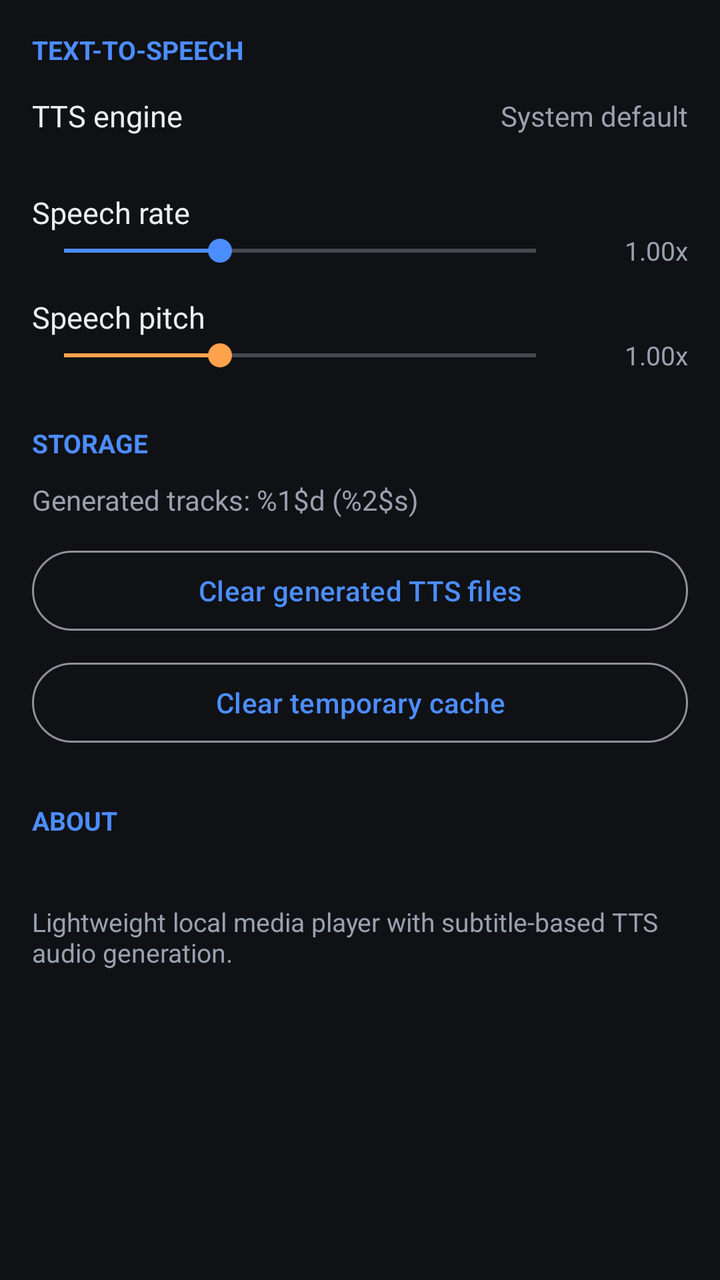
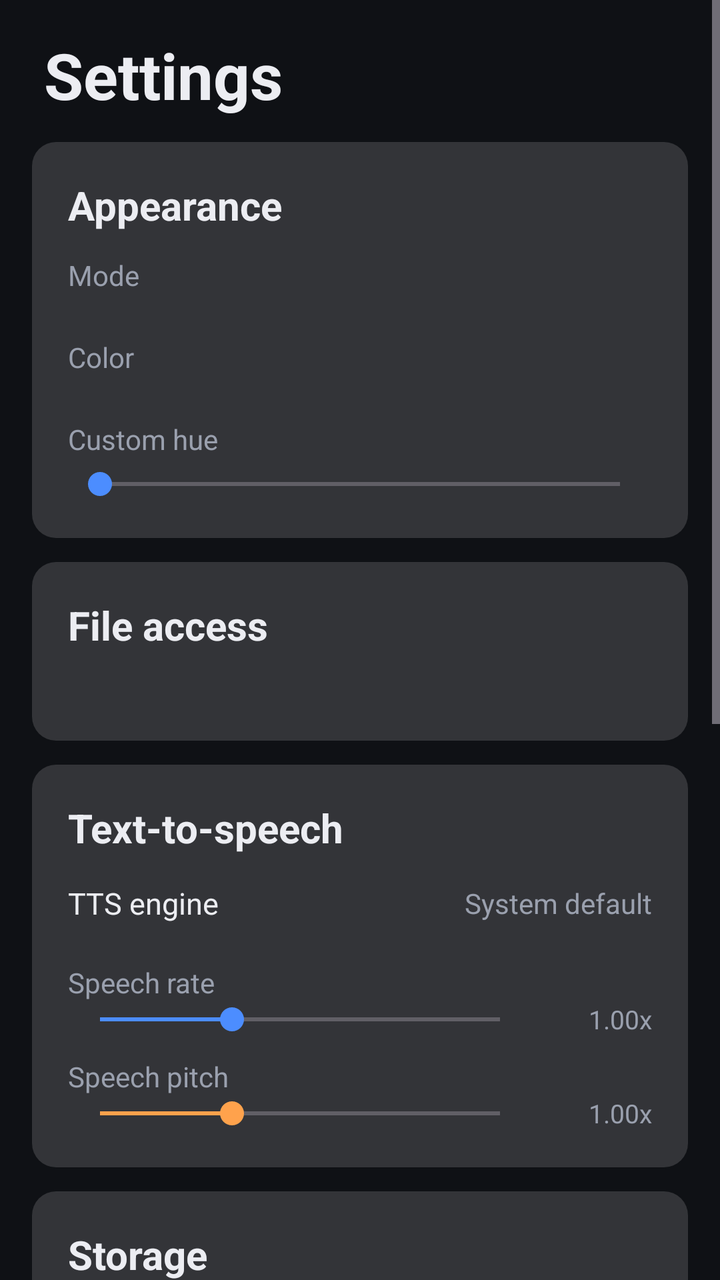

Screens rendered from an Android XML layout before and after an edit, with the pre-edit source and the edit as a unified diff.
<!-- AndroidManifest.xml: application theme Theme.LightPlayer -->
<!-- res/layout/fragment_settings.xml -->
<?xml version="1.0" encoding="utf-8"?>
<ScrollView xmlns:android="http://schemas.android.com/apk/res/android"
    android:layout_width="match_parent"
    android:layout_height="match_parent"
    android:background="@color/bg"
    android:fillViewport="true">

    <LinearLayout
        android:layout_width="match_parent"
        android:layout_height="wrap_content"
        android:orientation="vertical"
        android:padding="16dp">

        <TextView
            android:layout_width="wrap_content"
            android:layout_height="wrap_content"
            android:text="@string/settings_tts_header"
            android:textColor="@color/accent"
            android:textSize="13sp"
            android:textStyle="bold" />

        <LinearLayout
            android:id="@+id/engineRow"
            android:layout_width="match_parent"
            android:layout_height="wrap_content"
            android:background="?attr/selectableItemBackground"
            android:clickable="true"
            android:focusable="true"
            android:gravity="center_vertical"
            android:orientation="horizontal"
            android:paddingVertical="14dp">

            <TextView
                android:layout_width="0dp"
                android:layout_height="wrap_content"
                android:layout_weight="1"
                android:text="@string/settings_engine"
                android:textColor="@color/text_primary"
                android:textSize="15sp" />

            <TextView
                android:id="@+id/engineValue"
                android:layout_width="wrap_content"
                android:layout_height="wrap_content"
                android:text="@string/settings_default_engine"
                android:textColor="@color/text_secondary"
                android:textSize="14sp" />
        </LinearLayout>

        <TextView
            android:layout_width="wrap_content"
            android:layout_height="wrap_content"
            android:layout_marginTop="14dp"
            android:text="@string/settings_rate"
            android:textColor="@color/text_primary"
            android:textSize="15sp" />

        <LinearLayout
            android:layout_width="match_parent"
            android:layout_height="wrap_content"
            android:gravity="center_vertical"
            android:orientation="horizontal">

            <SeekBar
                android:id="@+id/rateSeek"
                android:layout_width="0dp"
                android:layout_height="wrap_content"
                android:layout_weight="1"
                android:max="100"
                android:progress="33"
                android:progressTint="@color/accent"
                android:thumbTint="@color/accent" />

            <TextView
                android:id="@+id/rateValue"
                android:layout_width="60dp"
                android:layout_height="wrap_content"
                android:gravity="end"
                android:text="@string/settings_rate_default"
                android:textColor="@color/text_secondary"
                android:textSize="13sp" />
        </LinearLayout>

        <TextView
            android:layout_width="wrap_content"
            android:layout_height="wrap_content"
            android:layout_marginTop="14dp"
            android:text="@string/settings_pitch"
            android:textColor="@color/text_primary"
            android:textSize="15sp" />

        <LinearLayout
            android:layout_width="match_parent"
            android:layout_height="wrap_content"
            android:gravity="center_vertical"
            android:orientation="horizontal">

            <SeekBar
                android:id="@+id/pitchSeek"
                android:layout_width="0dp"
                android:layout_height="wrap_content"
                android:layout_weight="1"
                android:max="100"
                android:progress="33"
                android:progressTint="@color/accent_tts"
                android:thumbTint="@color/accent_tts" />

            <TextView
                android:id="@+id/pitchValue"
                android:layout_width="60dp"
                android:layout_height="wrap_content"
                android:gravity="end"
                android:text="@string/settings_rate_default"
                android:textColor="@color/text_secondary"
                android:textSize="13sp" />
        </LinearLayout>

        <TextView
            android:layout_width="wrap_content"
            android:layout_height="wrap_content"
            android:layout_marginTop="26dp"
            android:text="@string/settings_storage_header"
            android:textColor="@color/accent"
            android:textSize="13sp"
            android:textStyle="bold" />

        <TextView
            android:id="@+id/storageInfo"
            android:layout_width="match_parent"
            android:layout_height="wrap_content"
            android:layout_marginTop="10dp"
            android:text="@string/settings_generated_fmt"
            android:textColor="@color/text_secondary"
            android:textSize="14sp" />

        <Button
            android:id="@+id/clearTts"
            style="?attr/materialButtonOutlinedStyle"
            android:layout_width="match_parent"
            android:layout_height="wrap_content"
            android:layout_marginTop="12dp"
            android:text="@string/settings_clear_tts" />

        <Button
            android:id="@+id/clearCache"
            style="?attr/materialButtonOutlinedStyle"
            android:layout_width="match_parent"
            android:layout_height="wrap_content"
            android:layout_marginTop="8dp"
            android:text="@string/settings_clear_cache" />

        <TextView
            android:layout_width="wrap_content"
            android:layout_height="wrap_content"
            android:layout_marginTop="26dp"
            android:text="@string/settings_about_header"
            android:textColor="@color/accent"
            android:textSize="13sp"
            android:textStyle="bold" />

        <TextView
            android:id="@+id/versionText"
            android:layout_width="wrap_content"
            android:layout_height="wrap_content"
            android:layout_marginTop="10dp"
            android:textColor="@color/text_primary"
            android:textSize="14sp" />

        <TextView
            android:layout_width="match_parent"
            android:layout_height="wrap_content"
            android:layout_marginTop="4dp"
            android:layout_marginBottom="24dp"
            android:text="@string/settings_about"
            android:textColor="@color/text_secondary"
            android:textSize="13sp" />
    </LinearLayout>
</ScrollView>
<!-- resources referenced by this layout -->
<resources>
  <color name="accent">#4C8DFF</color>
  <color name="accent_tts">#FFA24C</color>
  <color name="bg">#0F1115</color>
  <color name="text_primary">#ECEDF2</color>
  <color name="text_secondary">#9AA0AE</color>
  <string name="settings_about">Lightweight local media player with subtitle-based TTS audio generation.</string>
  <string name="settings_about_header">ABOUT</string>
  <string name="settings_clear_cache">Clear temporary cache</string>
  <string name="settings_clear_tts">Clear generated TTS files</string>
  <string name="settings_default_engine">System default</string>
  <string name="settings_engine">TTS engine</string>
  <string name="settings_generated_fmt">Generated tracks: %1$d (%2$s)</string>
  <string name="settings_pitch">Speech pitch</string>
  <string name="settings_rate">Speech rate</string>
  <string name="settings_rate_default">1.00x</string>
  <string name="settings_storage_header">STORAGE</string>
  <string name="settings_tts_header">TEXT-TO-SPEECH</string>
  <style name="Theme.LightPlayer" parent="Theme.Material3.Dark.NoActionBar">
          <item name="colorPrimary">@color/accent</item>
          <item name="colorOnPrimary">#FFFFFF</item>
          <item name="colorSecondary">@color/accent</item>
          <item name="colorSurface">@color/surface</item>
          <item name="colorOnSurface">@color/text_primary</item>
          <item name="colorOnSurfaceVariant">@color/text_secondary</item>
          <item name="android:colorBackground">@color/bg</item>
          <item name="android:statusBarColor">@color/bg</item>
          <item name="android:navigationBarColor">@color/bg</item>
          <item name="android:windowBackground">@color/bg</item>
          <item name="android:forceDarkAllowed">false</item>
      </style>
  <color name="surface">#171A21</color>
</resources>

<!-- the commit's change to res/layout/fragment_settings.xml (unified diff, before → after) -->
@@ -2,177 +2,361 @@
 <ScrollView xmlns:android="http://schemas.android.com/apk/res/android"
     android:layout_width="match_parent"
     android:layout_height="match_parent"
-    android:background="@color/bg"
-    android:fillViewport="true">
+    android:clipToPadding="false"
+    android:fillViewport="true"
+    android:overScrollMode="ifContentScrolls"
+    android:paddingBottom="100dp">
 
     <LinearLayout
         android:layout_width="match_parent"
         android:layout_height="wrap_content"
         android:orientation="vertical"
-        android:padding="16dp">
+        android:paddingHorizontal="16dp"
+        android:paddingTop="16dp">
 
         <TextView
             android:layout_width="wrap_content"
             android:layout_height="wrap_content"
-            android:text="@string/settings_tts_header"
-            android:textColor="@color/accent"
-            android:textSize="13sp"
+            android:layout_marginStart="6dp"
+            android:layout_marginBottom="12dp"
+            android:tag="text1"
+            android:text="@string/settings_title"
+            android:textColor="@color/text_primary"
+            android:textSize="32sp"
             android:textStyle="bold" />
 
-        <LinearLayout
-            android:id="@+id/engineRow"
-            android:layout_width="match_parent"
-            android:layout_height="wrap_content"
-            android:background="?attr/selectableItemBackground"
-            android:clickable="true"
-            android:focusable="true"
-            android:gravity="center_vertical"
-            android:orientation="horizontal"
-            android:paddingVertical="14dp">
-
-            <TextView
-                android:layout_width="0dp"
-                android:layout_height="wrap_content"
-                android:layout_weight="1"
-                android:text="@string/settings_engine"
-                android:textColor="@color/text_primary"
+        
+        <LinearLayout
+            android:layout_width="match_parent"
+            android:layout_height="wrap_content"
+            android:layout_marginBottom="12dp"
+            android:background="@drawable/bg_count_pill"
+            android:orientation="vertical"
+            android:padding="18dp"
+            android:tag="card">
+
+            <TextView
+                android:layout_width="wrap_content"
+                android:layout_height="wrap_content"
+                android:tag="text1"
+                android:text="@string/settings_appearance"
+                android:textColor="@color/text_primary"
+                android:textSize="20sp"
+                android:textStyle="bold" />
+
+            <TextView
+                android:layout_width="wrap_content"
+                android:layout_height="wrap_content"
+                android:layout_marginTop="12dp"
+                android:tag="text2"
+                android:text="@string/settings_mode"
+                android:textColor="@color/text_secondary"
+                android:textSize="14sp" />
+
+            <HorizontalScrollView
+                android:layout_width="match_parent"
+                android:layout_height="wrap_content"
+                android:layout_marginTop="8dp"
+                android:overScrollMode="never"
+                android:scrollbars="none">
+
+                <LinearLayout
+                    android:id="@+id/modeChips"
+                    android:layout_width="wrap_content"
+                    android:layout_height="wrap_content"
+                    android:orientation="horizontal" />
+            </HorizontalScrollView>
+
+            <TextView
+                android:layout_width="wrap_content"
+                android:layout_height="wrap_content"
+                android:layout_marginTop="14dp"
+                android:tag="text2"
+                android:text="@string/settings_color"
+                android:textColor="@color/text_secondary"
+                android:textSize="14sp" />
+
+            <HorizontalScrollView
+                android:layout_width="match_parent"
+                android:layout_height="wrap_content"
+                android:layout_marginTop="8dp"
+                android:overScrollMode="never"
+                android:scrollbars="none">
+
+                <LinearLayout
+                    android:id="@+id/colorChips"
+                    android:layout_width="wrap_content"
+                    android:layout_height="wrap_content"
+                    android:orientation="horizontal" />
+            </HorizontalScrollView>
+
+            <TextView
+                android:layout_width="wrap_content"
+                android:layout_height="wrap_content"
+                android:layout_marginTop="14dp"
+                android:tag="text2"
+                android:text="@string/settings_hue"
+                android:textColor="@color/text_secondary"
+                android:textSize="14sp" />
+
+            <SeekBar
+                android:id="@+id/hueSeek"
+                android:layout_width="match_parent"
+                android:layout_height="wrap_content"
+                android:layout_marginTop="4dp"
+                android:max="360"
+                android:progressTint="@color/accent"
+                android:tag="seek"
+                android:thumbTint="@color/accent" />
+        </LinearLayout>
+
+        
+        <LinearLayout
+            android:layout_width="match_parent"
+            android:layout_height="wrap_content"
+            android:layout_marginBottom="12dp"
+            android:background="@drawable/bg_count_pill"
+            android:orientation="vertical"
+            android:padding="18dp"
+            android:tag="card">
+
+            <TextView
+                android:layout_width="wrap_content"
+                android:layout_height="wrap_content"
+                android:tag="text1"
+                android:text="@string/settings_file_access"
+                android:textColor="@color/text_primary"
+                android:textSize="20sp"
+                android:textStyle="bold" />
+
+            <TextView
+                android:id="@+id/fileStatus"
+                android:layout_width="match_parent"
+                android:layout_height="wrap_content"
+                android:layout_marginTop="6dp"
+                android:tag="text2"
+                android:textColor="@color/text_secondary"
                 android:textSize="15sp" />
 
-            <TextView
-                android:id="@+id/engineValue"
-                android:layout_width="wrap_content"
-                android:layout_height="wrap_content"
-                android:text="@string/settings_default_engine"
-                android:textColor="@color/text_secondary"
-                android:textSize="14sp" />
-        </LinearLayout>
-
-        <TextView
-            android:layout_width="wrap_content"
-            android:layout_height="wrap_content"
-            android:layout_marginTop="14dp"
-            android:text="@string/settings_rate"
-            android:textColor="@color/text_primary"
-            android:textSize="15sp" />
-
-        <LinearLayout
-            android:layout_width="match_parent"
-            android:layout_height="wrap_content"
-            android:gravity="center_vertical"
-            android:orientation="horizontal">
-
-            <SeekBar
-                android:id="@+id/rateSeek"
-                android:layout_width="0dp"
-                android:layout_height="wrap_content"
-                android:layout_weight="1"
-                android:max="100"
-                android:progress="33"
-                android:progressTint="@color/accent"
-                android:thumbTint="@color/accent" />
-
-            <TextView
-                android:id="@+id/rateValue"
-                android:layout_width="60dp"
-                android:layout_height="wrap_content"
-                android:gravity="end"
-                android:text="@string/settings_rate_default"
-                android:textColor="@color/text_secondary"
-                android:textSize="13sp" />
-        </LinearLayout>
-
-        <TextView
-            android:layout_width="wrap_content"
-            android:layout_height="wrap_content"
-            android:layout_marginTop="14dp"
-            android:text="@string/settings_pitch"
-            android:textColor="@color/text_primary"
-            android:textSize="15sp" />
-
-        <LinearLayout
-            android:layout_width="match_parent"
-            android:layout_height="wrap_content"
-            android:gravity="center_vertical"
-            android:orientation="horizontal">
-
-            <SeekBar
-                android:id="@+id/pitchSeek"
-                android:layout_width="0dp"
-                android:layout_height="wrap_content"
-                android:layout_weight="1"
-                android:max="100"
-                android:progress="33"
-                android:progressTint="@color/accent_tts"
-                android:thumbTint="@color/accent_tts" />
-
-            <TextView
-                android:id="@+id/pitchValue"
-                android:layout_width="60dp"
-                android:layout_height="wrap_content"
-                android:gravity="end"
-                android:text="@string/settings_rate_default"
-                android:textColor="@color/text_secondary"
-                android:textSize="13sp" />
-        </LinearLayout>
-
-        <TextView
-            android:layout_width="wrap_content"
-            android:layout_height="wrap_content"
-            android:layout_marginTop="26dp"
-            android:text="@string/settings_storage_header"
-            android:textColor="@color/accent"
-            android:textSize="13sp"
-            android:textStyle="bold" />
-
-        <TextView
-            android:id="@+id/storageInfo"
-            android:layout_width="match_parent"
-            android:layout_height="wrap_content"
-            android:layout_marginTop="10dp"
-            android:text="@string/settings_generated_fmt"
-            android:textColor="@color/text_secondary"
-            android:textSize="14sp" />
-
-        <Button
-            android:id="@+id/clearTts"
-            style="?attr/materialButtonOutlinedStyle"
-            android:layout_width="match_parent"
-            android:layout_height="wrap_content"
-            android:layout_marginTop="12dp"
-            android:text="@string/settings_clear_tts" />
-
-        <Button
-            android:id="@+id/clearCache"
-            style="?attr/materialButtonOutlinedStyle"
-            android:layout_width="match_parent"
-            android:layout_height="wrap_content"
-            android:layout_marginTop="8dp"
-            android:text="@string/settings_clear_cache" />
-
-        <TextView
-            android:layout_width="wrap_content"
-            android:layout_height="wrap_content"
-            android:layout_marginTop="26dp"
-            android:text="@string/settings_about_header"
-            android:textColor="@color/accent"
-            android:textSize="13sp"
-            android:textStyle="bold" />
-
-        <TextView
-            android:id="@+id/versionText"
-            android:layout_width="wrap_content"
-            android:layout_height="wrap_content"
-            android:layout_marginTop="10dp"
-            android:textColor="@color/text_primary"
-            android:textSize="14sp" />
-
-        <TextView
-            android:layout_width="match_parent"
-            android:layout_height="wrap_content"
-            android:layout_marginTop="4dp"
-            android:layout_marginBottom="24dp"
-            android:text="@string/settings_about"
-            android:textColor="@color/text_secondary"
-            android:textSize="13sp" />
+            <Button
+                android:id="@+id/btnGrantAccess"
+                style="?attr/materialButtonOutlinedStyle"
+                android:layout_width="match_parent"
+                android:layout_height="wrap_content"
+                android:layout_marginTop="10dp"
+                android:tag="btn_outline"
+                android:text="@string/settings_grant"
+                android:visibility="gone" />
+        </LinearLayout>
+
+        
+        <LinearLayout
+            android:layout_width="match_parent"
+            android:layout_height="wrap_content"
+            android:layout_marginBottom="12dp"
+            android:background="@drawable/bg_count_pill"
+            android:orientation="vertical"
+            android:padding="18dp"
+            android:tag="card">
+
+            <TextView
+                android:layout_width="wrap_content"
+                android:layout_height="wrap_content"
+                android:tag="text1"
+                android:text="@string/settings_tts_header"
+                android:textColor="@color/text_primary"
+                android:textSize="20sp"
+                android:textStyle="bold" />
+
+            <LinearLayout
+                android:id="@+id/engineRow"
+                android:layout_width="match_parent"
+                android:layout_height="wrap_content"
+                android:background="?attr/selectableItemBackground"
+                android:clickable="true"
+                android:focusable="true"
+                android:gravity="center_vertical"
+                android:orientation="horizontal"
+                android:paddingVertical="14dp">
+
+                <TextView
+                    android:layout_width="0dp"
+                    android:layout_height="wrap_content"
+                    android:layout_weight="1"
+                    android:tag="text1"
+                    android:text="@string/settings_engine"
+                    android:textColor="@color/text_primary"
+                    android:textSize="15sp" />
+
+                <TextView
+                    android:id="@+id/engineValue"
+                    android:layout_width="wrap_content"
+                    android:layout_height="wrap_content"
+                    android:tag="accent_text"
+                    android:text="@string/settings_default_engine"
+                    android:textColor="@color/text_secondary"
+                    android:textSize="14sp" />
+            </LinearLayout>
+
+            <TextView
+                android:layout_width="wrap_content"
+                android:layout_height="wrap_content"
+                android:layout_marginTop="6dp"
+                android:tag="text2"
+                android:text="@string/settings_rate"
+                android:textColor="@color/text_secondary"
+                android:textSize="14sp" />
+
+            <LinearLayout
+                android:layout_width="match_parent"
+                android:layout_height="wrap_content"
+                android:gravity="center_vertical"
+                android:orientation="horizontal">
+
+                <SeekBar
+                    android:id="@+id/rateSeek"
+                    android:layout_width="0dp"
+                    android:layout_height="wrap_content"
+                    android:layout_weight="1"
+                    android:max="100"
+                    android:progress="33"
+                    android:progressTint="@color/accent"
+                    android:tag="seek"
+                    android:thumbTint="@color/accent" />
+
+                <TextView
+                    android:id="@+id/rateValue"
+                    android:layout_width="60dp"
+                    android:layout_height="wrap_content"
+                    android:gravity="end"
+                    android:tag="text1"
+                    android:text="@string/settings_rate_default"
+                    android:textColor="@color/text_secondary"
+                    android:textSize="13sp" />
+            </LinearLayout>
+
+            <TextView
+                android:layout_width="wrap_content"
+                android:layout_height="wrap_content"
+                android:layout_marginTop="10dp"
+                android:tag="text2"
+                android:text="@string/settings_pitch"
+                android:textColor="@color/text_secondary"
+                android:textSize="14sp" />
+
+            <LinearLayout
+                android:layout_width="match_parent"
+                android:layout_height="wrap_content"
+                android:gravity="center_vertical"
+                android:orientation="horizontal">
+
+                <SeekBar
+                    android:id="@+id/pitchSeek"
+                    android:layout_width="0dp"
+                    android:layout_height="wrap_content"
+                    android:layout_weight="1"
+                    android:max="100"
+                    android:progress="33"
+                    android:progressTint="@color/accent_tts"
+                    android:tag="seek_tts"
+                    android:thumbTint="@color/accent_tts" />
+
+                <TextView
+                    android:id="@+id/pitchValue"
+                    android:layout_width="60dp"
+                    android:layout_height="wrap_content"
+                    android:gravity="end"
+                    android:tag="text1"
+                    android:text="@string/settings_rate_default"
+                    android:textColor="@color/text_secondary"
+                    android:textSize="13sp" />
+            </LinearLayout>
+        </LinearLayout>
+
+        
+        <LinearLayout
+            android:layout_width="match_parent"
+            android:layout_height="wrap_content"
+            android:layout_marginBottom="12dp"
+            android:background="@drawable/bg_count_pill"
+            android:orientation="vertical"
+            android:padding="18dp"
+            android:tag="card">
+
+            <TextView
+                android:layout_width="wrap_content"
+                android:layout_height="wrap_content"
+                android:tag="text1"
+                android:text="@string/settings_storage_header"
+                android:textColor="@color/text_primary"
+                android:textSize="20sp"
+                android:textStyle="bold" />
+
+            <TextView
+                android:id="@+id/storageInfo"
+                android:layout_width="match_parent"
+                android:layout_height="wrap_content"
+                android:layout_marginTop="6dp"
+                android:tag="text2"
+                android:text="@string/settings_generated_fmt"
+                android:textColor="@color/text_secondary"
+                android:textSize="15sp" />
+
+            <Button
+                android:id="@+id/clearTts"
+                style="?attr/materialButtonOutlinedStyle"
+                android:layout_width="match_parent"
+                android:layout_height="wrap_content"
+                android:layout_marginTop="12dp"
+                android:tag="btn_outline"
+                android:text="@string/settings_clear_tts" />
+
+            <Button
+                android:id="@+id/clearCache"
+                style="?attr/materialButtonOutlinedStyle"
+                android:layout_width="match_parent"
+                android:layout_height="wrap_content"
+                android:layout_marginTop="8dp"
+                android:tag="btn_outline"
+                android:text="@string/settings_clear_cache" />
+        </LinearLayout>
+
+        
+        <LinearLayout
+            android:layout_width="match_parent"
+            android:layout_height="wrap_content"
+            android:layout_marginBottom="12dp"
+            android:background="@drawable/bg_count_pill"
+            android:orientation="vertical"
+            android:padding="18dp"
+            android:tag="card">
+
+            <TextView
+                android:layout_width="wrap_content"
+                android:layout_height="wrap_content"
+                android:tag="text1"
+                android:text="@string/settings_about_header"
+                android:textColor="@color/text_primary"
+                android:textSize="20sp"
+                android:textStyle="bold" />
+
+            <TextView
+                android:id="@+id/versionText"
+                android:layout_width="wrap_content"
+                android:layout_height="wrap_content"
+                android:layout_marginTop="6dp"
+                android:tag="text2"
+                android:textColor="@color/text_secondary"
+                android:textSize="15sp" />
+
+            <TextView
+                android:layout_width="match_parent"
+                android:layout_height="wrap_content"
+                android:layout_marginTop="2dp"
+                android:tag="text2"
+                android:text="@string/settings_about"
+                android:textColor="@color/text_secondary"
+                android:textSize="15sp" />
+        </LinearLayout>
     </LinearLayout>
 </ScrollView>
<!-- resource entries referenced after the edit -->
@@ -5,18 +5,31 @@
   <color name="bg">#0F1115</color>
   <color name="text_primary">#ECEDF2</color>
   <color name="text_secondary">#9AA0AE</color>
+  <!-- drawable bg_count_pill (drawable) -->
+  <?xml version="1.0" encoding="utf-8"?>
+  <shape xmlns:android="http://schemas.android.com/apk/res/android" android:shape="rectangle">
+      <solid android:color="#26FFFFFF" />
+      <corners android:radius="12dp" />
+  </shape>
   <string name="settings_about">Lightweight local media player with subtitle-based TTS audio generation.</string>
-  <string name="settings_about_header">ABOUT</string>
+  <string name="settings_about_header">About</string>
+  <string name="settings_appearance">Appearance</string>
   <string name="settings_clear_cache">Clear temporary cache</string>
   <string name="settings_clear_tts">Clear generated TTS files</string>
+  <string name="settings_color">Color</string>
   <string name="settings_default_engine">System default</string>
   <string name="settings_engine">TTS engine</string>
+  <string name="settings_file_access">File access</string>
   <string name="settings_generated_fmt">Generated tracks: %1$d (%2$s)</string>
+  <string name="settings_grant">Allow access</string>
+  <string name="settings_hue">Custom hue</string>
+  <string name="settings_mode">Mode</string>
   <string name="settings_pitch">Speech pitch</string>
   <string name="settings_rate">Speech rate</string>
   <string name="settings_rate_default">1.00x</string>
-  <string name="settings_storage_header">STORAGE</string>
-  <string name="settings_tts_header">TEXT-TO-SPEECH</string>
+  <string name="settings_storage_header">Storage</string>
+  <string name="settings_title">Settings</string>
+  <string name="settings_tts_header">Text-to-speech</string>
   <style name="Theme.LightPlayer" parent="Theme.Material3.Dark.NoActionBar">
           <item name="colorPrimary">@color/accent</item>
           <item name="colorOnPrimary">#FFFFFF</item>
